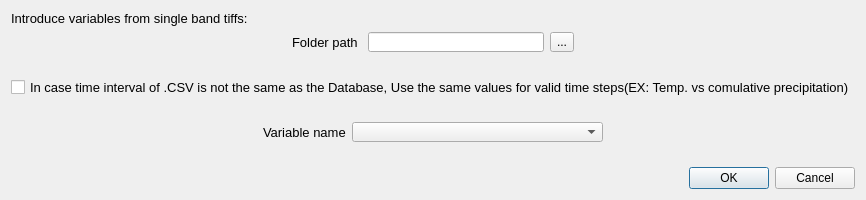
First picture: the form in waterpybal_ui_design/var_from_tiff.ui, repository IDAEA-EVS/waterpybal, before the edit.
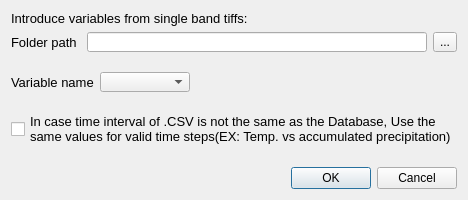
Second picture: the form after the edit.

The edit to the form file:
```diff
--- a/waterpybal_ui_design/var_from_tiff.ui
+++ b/waterpybal_ui_design/var_from_tiff.ui
@@ -6,7 +6,7 @@
    <rect>
     <x>0</x>
     <y>0</y>
-    <width>838</width>
+    <width>391</width>
     <height>200</height>
    </rect>
   </property>
@@ -34,19 +34,6 @@
    </item>
    <item>
     <layout class="QHBoxLayout" name="horizontalLayout_3">
-     <item>
-      <spacer name="horizontalSpacer_3">
-       <property name="orientation">
-        <enum>Qt::Horizontal</enum>
-       </property>
-       <property name="sizeHint" stdset="0">
-        <size>
-         <width>40</width>
-         <height>20</height>
-        </size>
-       </property>
-      </spacer>
-     </item>
      <item>
       <layout class="QHBoxLayout" name="horizontalLayout_2">
        <item>
@@ -98,19 +85,6 @@
        </item>
       </layout>
      </item>
-     <item>
-      <spacer name="horizontalSpacer_4">
-       <property name="orientation">
-        <enum>Qt::Horizontal</enum>
-       </property>
-       <property name="sizeHint" stdset="0">
-        <size>
-         <width>40</width>
-         <height>20</height>
-        </size>
-       </property>
-      </spacer>
-     </item>
     </layout>
    </item>
    <item>
@@ -126,49 +100,8 @@
      </property>
     </spacer>
    </item>
-   <item>
-    <widget class="QCheckBox" name="checkBox">
-     <property name="font">
-      <font>
-       <pointsize>10</pointsize>
-      </font>
-     </property>
-     <property name="text">
-      <string>In case time interval of .CSV is not the same as the Database, Use the same values for valid time steps(EX: Temp. vs comulative precipitation)</string>
-     </property>
-     <property name="checked">
-      <bool>false</bool>
-     </property>
-    </widget>
-   </item>
-   <item>
-    <spacer name="verticalSpacer">
-     <property name="orientation">
-      <enum>Qt::Vertical</enum>
-     </property>
-     <property name="sizeHint" stdset="0">
-      <size>
-       <width>20</width>
-       <height>40</height>
-      </size>
-     </property>
-    </spacer>
-   </item>
    <item>
     <layout class="QHBoxLayout" name="horizontalLayout">
-     <item>
-      <spacer name="horizontalSpacer_2">
-       <property name="orientation">
-        <enum>Qt::Horizontal</enum>
-       </property>
-       <property name="sizeHint" stdset="0">
-        <size>
-         <width>40</width>
-         <height>20</height>
-        </size>
-       </property>
-      </spacer>
-     </item>
      <item>
       <widget class="QLabel" name="label_var_name">
        <property name="sizePolicy">
@@ -206,10 +139,16 @@
        </property>
        <property name="minimumSize">
         <size>
-         <width>70</width>
+         <width>50</width>
          <height>20</height>
         </size>
        </property>
+       <property name="maximumSize">
+        <size>
+         <width>90</width>
+         <height>16777215</height>
+        </size>
+       </property>
       </widget>
      </item>
      <item>
@@ -217,6 +156,9 @@
        <property name="orientation">
         <enum>Qt::Horizontal</enum>
        </property>
+       <property name="sizeType">
+        <enum>QSizePolicy::Expanding</enum>
+       </property>
        <property name="sizeHint" stdset="0">
         <size>
          <width>40</width>
@@ -240,6 +182,35 @@
      </property>
     </spacer>
    </item>
+   <item>
+    <widget class="QCheckBox" name="checkBox">
+     <property name="font">
+      <font>
+       <pointsize>10</pointsize>
+      </font>
+     </property>
+     <property name="text">
+      <string>In case time interval of .CSV is not the same as the Database, Use the 
+same values for valid time steps(EX: Temp. vs accumulated precipitation)</string>
+     </property>
+     <property name="checked">
+      <bool>false</bool>
+     </property>
+    </widget>
+   </item>
+   <item>
+    <spacer name="verticalSpacer">
+     <property name="orientation">
+      <enum>Qt::Vertical</enum>
+     </property>
+     <property name="sizeHint" stdset="0">
+      <size>
+       <width>20</width>
+       <height>40</height>
+      </size>
+     </property>
+    </spacer>
+   </item>
    <item>
     <widget class="QDialogButtonBox" name="buttonBox_from_tiff">
      <property name="orientation">
```
